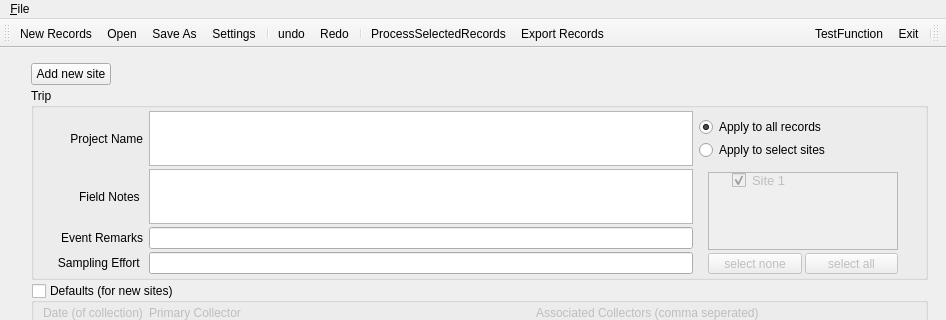
Qt form ui/TestUI.ui (CapPow/collBook) before a commit; both pictures show x 0 to 946 and y 0 to 320 of the 946 by 686 pixel window.
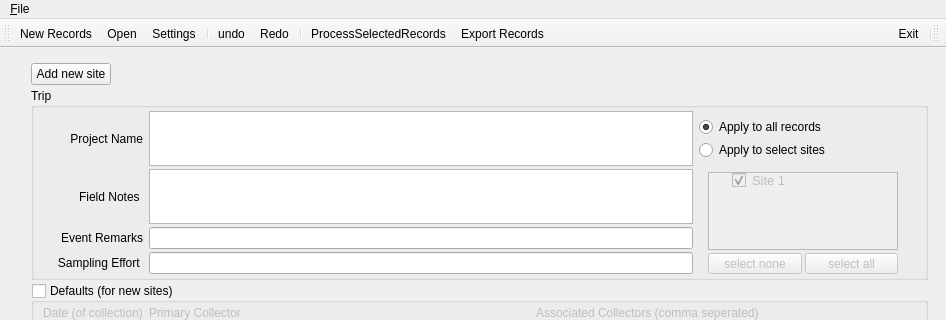
The same form after that commit. Icons and pictures are not drawn. Custom widgets are drawn as their Qt base class.

Commit message: added catalog number assignment to export function. Started implimenting Undo / Redo.

What changed in the file:
```diff
--- a/ui/TestUI.ui
+++ b/ui/TestUI.ui
@@ -1507,11 +1507,10 @@
    </attribute>
    <addaction name="action_New_Records"/>
    <addaction name="action_Open"/>
-   <addaction name="action_Save_As"/>
    <addaction name="action_Settings"/>
    <addaction name="separator"/>
    <addaction name="action_undo"/>
-   <addaction name="action_Redo"/>
+   <addaction name="action_redo"/>
    <addaction name="separator"/>
    <addaction name="action_Verify_All"/>
    <addaction name="action_Export_Records"/>
@@ -1537,7 +1536,6 @@
    </attribute>
    <addaction name="separator"/>
    <addaction name="action_Exit"/>
-   <addaction name="actionTestFunction"/>
   </widget>
   <widget class="QStatusBar" name="statusbar"/>
   <action name="action_Open">
@@ -1623,7 +1621,7 @@
     <string>undo last major action</string>
    </property>
   </action>
-  <action name="action_Redo">
+  <action name="action_redo">
    <property name="icon">
     <iconset resource="resources/Resources.qrc">
      <normaloff>:/rc_/corner-down-right.svg</normaloff>
@@ -1633,7 +1631,7 @@
     <string>&amp;Redo</string>
    </property>
    <property name="toolTip">
-    <string>undo last major action</string>
+    <string>redo last major action</string>
    </property>
   </action>
   <action name="action_Settings">
```
The commit also changes 7 other files.
